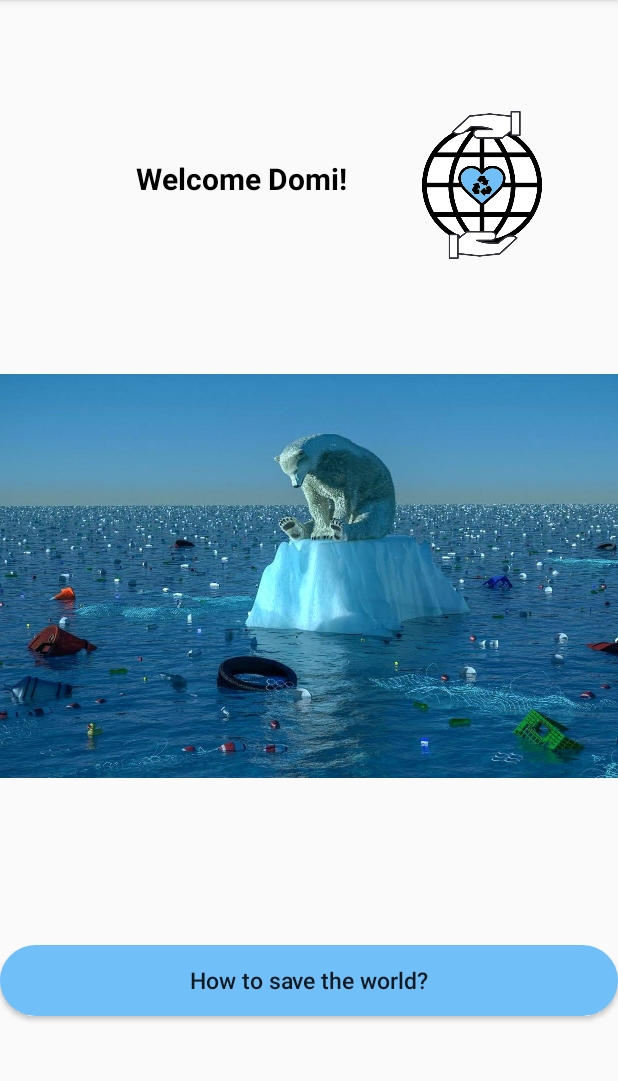
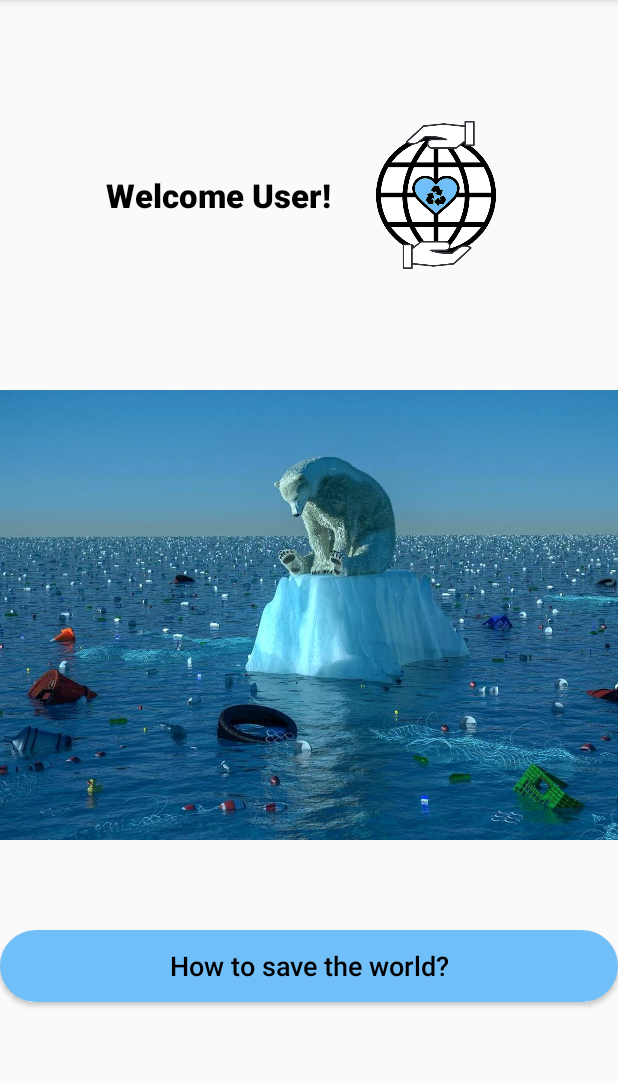
Before and after one commit to domisss41/ThesisApp, an Android app: the screen it shows after launch once a user with an empty profile is signed in (MainActivity), on a phone screen of 412 x 824 dp, the part 84-1165 px from its top. Run offline under Robolectric (Android 15) with nearby library versions, the phone set to English and light mode, and no system bars; our stand-ins replace Firebase (no records; nobody signed in at launch, a user with empty details on screens opened directly).

Commit message:
Done for heute

```diff
--- a/App/app/src/main/java/com/example/thesisapp/MainActivity.kt
+++ b/App/app/src/main/java/com/example/thesisapp/MainActivity.kt
@@ -16,7 +16,7 @@ class MainActivity : AppCompatActivity() {
         super.onCreate(savedInstanceState)
         setContentView(R.layout.activity_main)
 
-        helloUser.text = "Welcome Domi!"
+        helloUser.text = "Welcome User!"
 
         val mainScreen : Button = findViewById(R.id.buttonHowToSafeWorld)
 
--- a/App/app/src/main/res/layout/activity_2.xml
+++ b/App/app/src/main/res/layout/activity_2.xml
@@ -1,11 +1,17 @@
 <?xml version="1.0" encoding="utf-8"?>
-<androidx.constraintlayout.widget.ConstraintLayout xmlns:android="http://schemas.android.com/apk/res/android"
+<RelativeLayout xmlns:android="http://schemas.android.com/apk/res/android"
     xmlns:app="http://schemas.android.com/apk/res-auto"
     xmlns:tools="http://schemas.android.com/tools"
     android:layout_width="match_parent"
     android:layout_height="match_parent"
     android:background="#FFFFFF"
     tools:context=".Activity2">
+
+    <RelativeLayout
+        android:layout_width="wrap_content"
+        android:layout_height="match_parent"
+        android:layout_centerHorizontal="true"
+        android:gravity="center">
 
     <LinearLayout
         android:id="@+id/linearLayout"
@@ -149,4 +155,6 @@
                 android:textSize="12sp" />
         </LinearLayout>
     </LinearLayout>
-</androidx.constraintlayout.widget.ConstraintLayout>
+
+    </RelativeLayout>
+</RelativeLayout>
--- a/App/app/src/main/res/layout/activity_main.xml
+++ b/App/app/src/main/res/layout/activity_main.xml
@@ -1,65 +1,83 @@
 <?xml version="1.0" encoding="utf-8"?>
-<androidx.constraintlayout.widget.ConstraintLayout xmlns:android="http://schemas.android.com/apk/res/android"
+<RelativeLayout xmlns:android="http://schemas.android.com/apk/res/android"
     xmlns:app="http://schemas.android.com/apk/res-auto"
     xmlns:tools="http://schemas.android.com/tools"
     android:layout_width="match_parent"
     android:layout_height="match_parent"
     android:background="#00000000"
+    android:layout_centerVertical="true"
     tools:context=".MainActivity">
+
+    <RelativeLayout
+        android:id="@+id/welcomeMainLogo"
+        android:layout_width="match_parent"
+        android:layout_height="wrap_content"
+        android:layout_marginTop="80dp"
+        android:layout_marginBottom="80dp">
+
+        <LinearLayout
+            android:id="@+id/layout"
+            android:layout_width="match_parent"
+            android:layout_height="wrap_content"
+            android:gravity="center"
+            android:layout_centerHorizontal="true">
 
         <TextView
             android:id="@+id/helloUser"
             android:layout_width="wrap_content"
             android:layout_height="wrap_content"
-        android:layout_marginStart="50dp"
-        android:text="Welcome Domi"
+            android:text="Welcome User"
+            android:layout_marginEnd="20dp"
             android:textColor="#000000"
-        android:textColorHighlight="#F2F2F2"
-        android:textSize="20sp"
+            android:textSize="22dp"
+            android:fontFamily="sans-serif-medium"
             android:textStyle="bold"
-        app:layout_constraintBottom_toBottomOf="parent"
-        app:layout_constraintEnd_toStartOf="@+id/imageView"
-        app:layout_constraintHorizontal_bias="0.5"
-        app:layout_constraintStart_toStartOf="parent"
-        app:layout_constraintTop_toTopOf="parent"
-        app:layout_constraintVertical_bias="0.142" />
+            app:layout_constraintEnd_toStartOf="@+id/imageView" />
 
         <ImageView
             android:id="@+id/imageView"
             android:layout_width="100dp"
             android:layout_height="100dp"
             android:background="@drawable/logo5"
-        app:layout_constraintBottom_toBottomOf="parent"
-        app:layout_constraintEnd_toEndOf="parent"
-        app:layout_constraintHorizontal_bias="0.5"
-        app:layout_constraintStart_toEndOf="@+id/helloUser"
-        app:layout_constraintTop_toTopOf="parent"
-        app:layout_constraintVertical_bias="0.11" />
+            app:layout_constraintStart_toEndOf="@+id/helloUser" />
 
-    <Button
-        android:id="@+id/buttonHowToSafeWorld"
-        android:layout_width="0dp"
-        android:layout_height="47dp"
-        android:background="@drawable/button"
-        android:text="How to save the world?"
-        android:textAllCaps="false"
-        android:textSize="15sp"
-        app:layout_constraintBottom_toBottomOf="parent"
-        app:layout_constraintEnd_toEndOf="parent"
-        app:layout_constraintHorizontal_bias="0.0"
-        app:layout_constraintStart_toStartOf="parent"
-        app:layout_constraintTop_toBottomOf="@+id/mainScreenImages"
-        app:layout_constraintVertical_bias="0.551" />
+        </LinearLayout>
+
+    </RelativeLayout>
+
+    <RelativeLayout
+        android:id="@+id/imagesFlipping"
+        android:layout_width="match_parent"
+        android:layout_height="wrap_content"
+        android:layout_below="@+id/welcomeMainLogo">
+
+        <LinearLayout
+            android:layout_width="match_parent"
+            android:layout_height="wrap_content"
+            android:gravity="center"
+            android:layout_centerHorizontal="true"
+            android:orientation="horizontal">
 
             <ViewFlipper
                 android:id="@+id/mainScreenImages"
                 android:layout_width="match_parent"
-        android:layout_height="269dp"
-        android:clickable="true"
-        app:layout_constraintBottom_toBottomOf="parent"
-        app:layout_constraintEnd_toEndOf="parent"
-        app:layout_constraintHorizontal_bias="0.0"
-        app:layout_constraintStart_toStartOf="parent"
-        app:layout_constraintTop_toTopOf="parent" />
+                android:layout_height="300dp" />
 
-</androidx.constraintlayout.widget.ConstraintLayout>
+        </LinearLayout>
+
+    </RelativeLayout>
+
+        <Button
+        android:id="@+id/buttonHowToSafeWorld"
+        android:layout_width="match_parent"
+        android:layout_height="wrap_content"
+        android:layout_below="@id/imagesFlipping"
+        android:layout_marginTop="60dp"
+        android:background="@drawable/button"
+        android:fontFamily="sans-serif-medium"
+        android:text="How to save the world?"
+        android:textAllCaps="false"
+        android:textColor="#000000"
+        android:textSize="18dp" />
+
+</RelativeLayout>
--- a/App/app/src/main/res/layout/activity_statystics.xml
+++ b/App/app/src/main/res/layout/activity_statystics.xml
@@ -1,9 +1,27 @@
 <?xml version="1.0" encoding="utf-8"?>
-<androidx.constraintlayout.widget.ConstraintLayout xmlns:android="http://schemas.android.com/apk/res/android"
+<RelativeLayout xmlns:android="http://schemas.android.com/apk/res/android"
     xmlns:app="http://schemas.android.com/apk/res-auto"
     xmlns:tools="http://schemas.android.com/tools"
     android:layout_width="match_parent"
     android:layout_height="match_parent"
     tools:context=".Statystics">
 
-</androidx.constraintlayout.widget.ConstraintLayout>
+    <LinearLayout
+
+        android:layout_width="wrap_content"
+        android:layout_height="wrap_content"
+        android:layout_centerInParent="true"
+        android:layout_centerVertical="true">
+
+    <TextView
+        android:layout_width="wrap_content"
+        android:layout_height="wrap_content"
+        android:text="Hello User!"
+        android:textSize="50dp"
+        android:gravity="center"
+        android:textStyle="bold"
+        android:textColor="@color/colorPrimaryDark"/>
+
+    </LinearLayout>
+
+</RelativeLayout>
```
Lines whose indentation alone changed are shown as unchanged.
